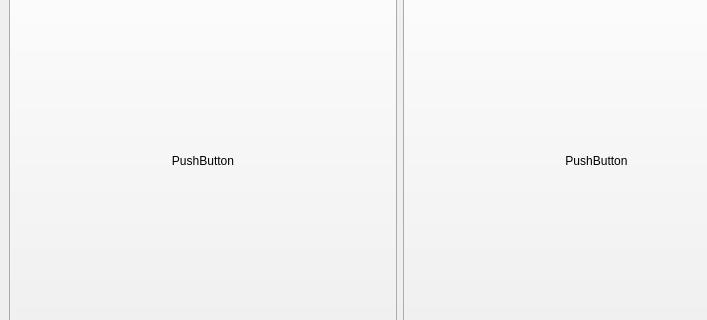
Qt form mainwindow.ui (oliversssf2/ui_app) before a commit; both pictures show x 0 to 707 and y 131 to 451 of the 800 by 600 pixel window.
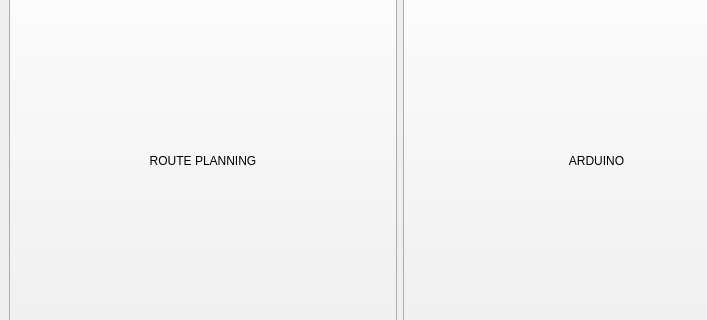
The same form after that commit.

Commit message: run script in button function

Diff of the .ui file:
```diff
--- a/mainwindow.ui
+++ b/mainwindow.ui
@@ -33,7 +33,7 @@
         </sizepolicy>
        </property>
        <property name="text">
-        <string>PushButton</string>
+        <string>ROUTE PLANNING</string>
        </property>
       </widget>
      </item>
@@ -46,7 +46,7 @@
         </sizepolicy>
        </property>
        <property name="text">
-        <string>PushButton</string>
+        <string>ARDUINO</string>
        </property>
       </widget>
      </item>
```
The commit also changes 9 other files.
